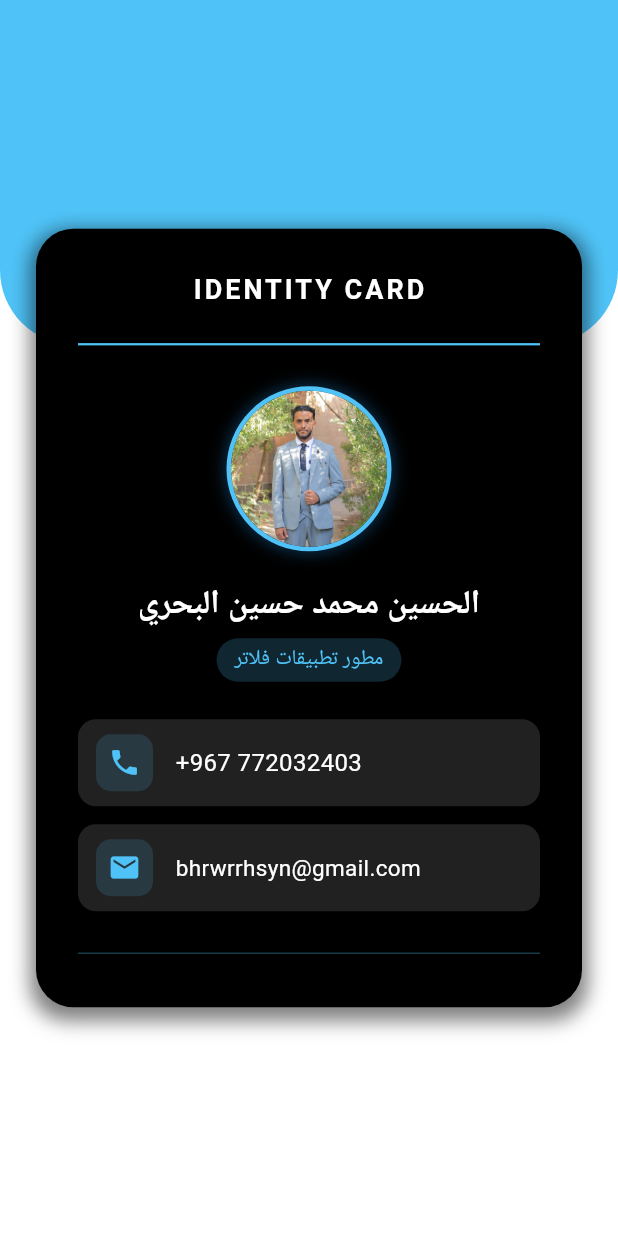
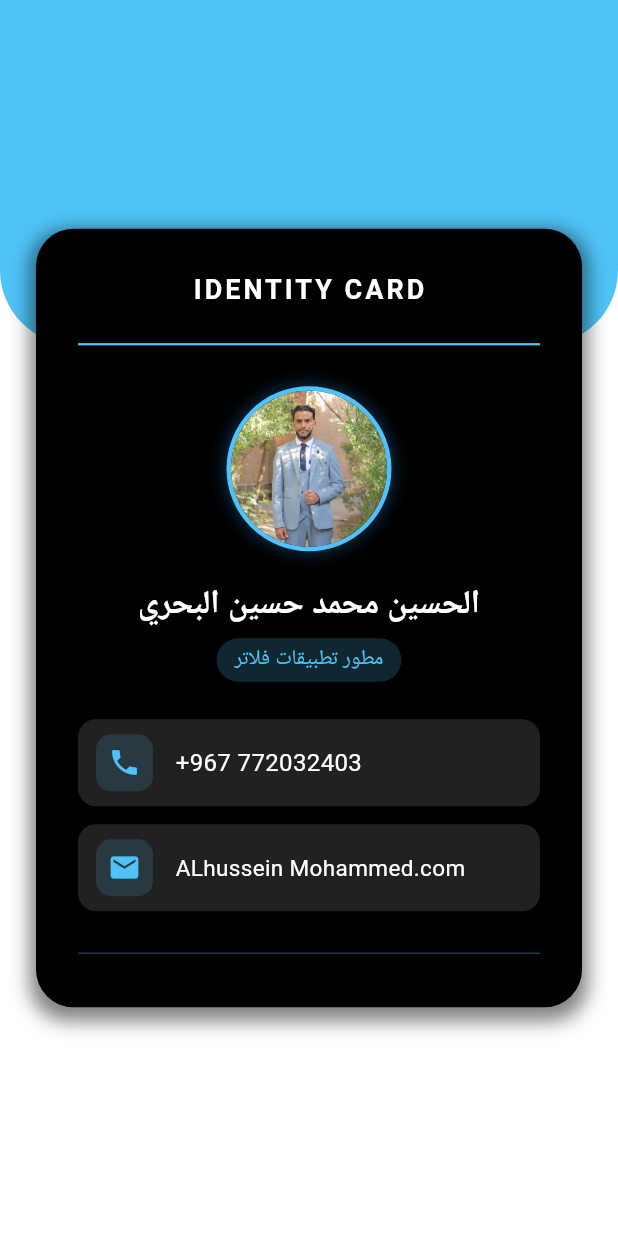
Before and after one commit to AlbahriDev/emam1, a Flutter app: the screen it shows after launch, on a phone screen of 412 x 824 dp. Run offline on Flutter 3.47's test engine with Material 3 defaults, Android fonts, the phone set to English and light mode, and no system bars; Roboto replaces fonts that are missing (Poppins).

Commit message:
add all files

```diff
--- a/lib/main.dart
+++ b/lib/main.dart
@@ -223,7 +223,7 @@ class IdentityCardScreen extends StatelessWidget {
                                 const SizedBox(width: 15),
                                 const Expanded(
                                   child: Text(
-                                    'bhrwrrhsyn@gmail.com',
+                                    'ALhussein Mohammed.com',
                                     style: TextStyle(
                                       fontSize: 15,
                                       color: Colors.white,
```
Also changed, not shown: images/screenshot_identity.png (added), 1 other file.
